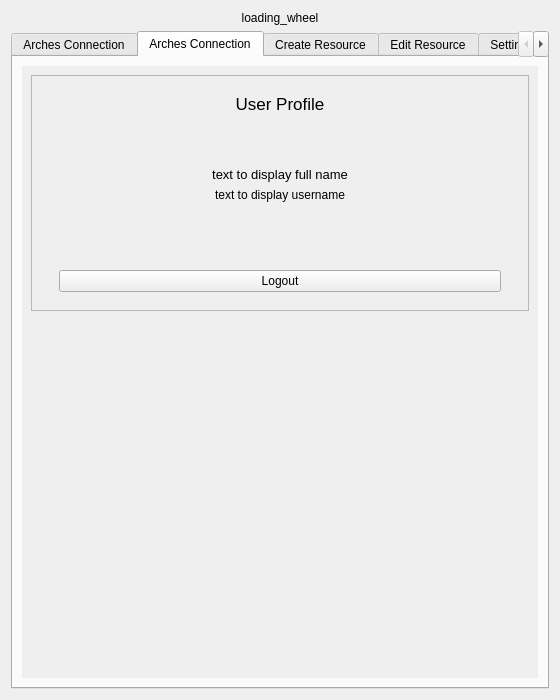
Qt form arches_project/ui/arches_project_dialog_base.ui (archesproject/arches-qgis) before a commit.
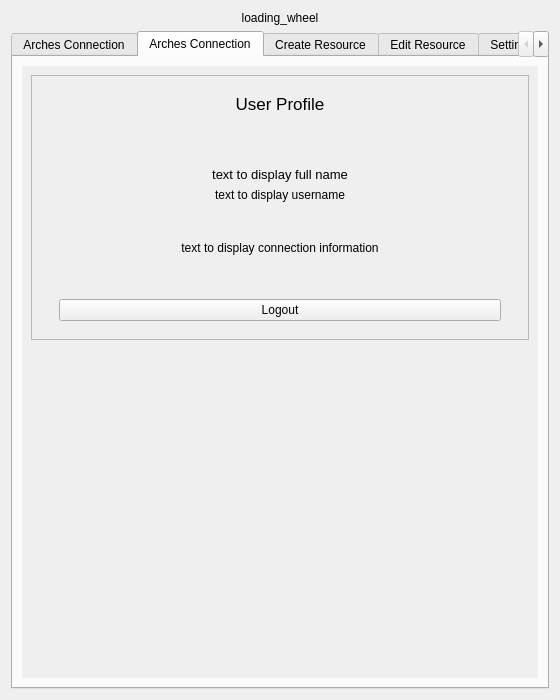
The same form after that commit. The open tabs and pages were chosen to show the change. Icons and pictures are not drawn.

Commit message: further styling, add connection text

```diff
--- a/arches_project/ui/arches_project_dialog_base.ui
+++ b/arches_project/ui/arches_project_dialog_base.ui
@@ -504,6 +504,31 @@
                 <layout class="QVBoxLayout" name="verticalLayout_33"/>
                </widget>
               </item>
+              <item>
+               <widget class="QFrame" name="displayConnectionInfoFrame">
+                <property name="frameShape">
+                 <enum>QFrame::NoFrame</enum>
+                </property>
+                <property name="frameShadow">
+                 <enum>QFrame::Raised</enum>
+                </property>
+                <layout class="QVBoxLayout" name="verticalLayout_31">
+                 <property name="topMargin">
+                  <number>0</number>
+                 </property>
+                 <item>
+                  <widget class="QLabel" name="displayConnectionInfoLabel">
+                   <property name="text">
+                    <string>text to display connection information</string>
+                   </property>
+                   <property name="alignment">
+                    <set>Qt::AlignCenter</set>
+                   </property>
+                  </widget>
+                 </item>
+                </layout>
+               </widget>
+              </item>
               <item>
                <spacer name="horizontalSpacer">
                 <property name="orientation">
```
Left out of the diff: 2 changed lines with no effect on the pictures. The commit also changes 4 other files.
